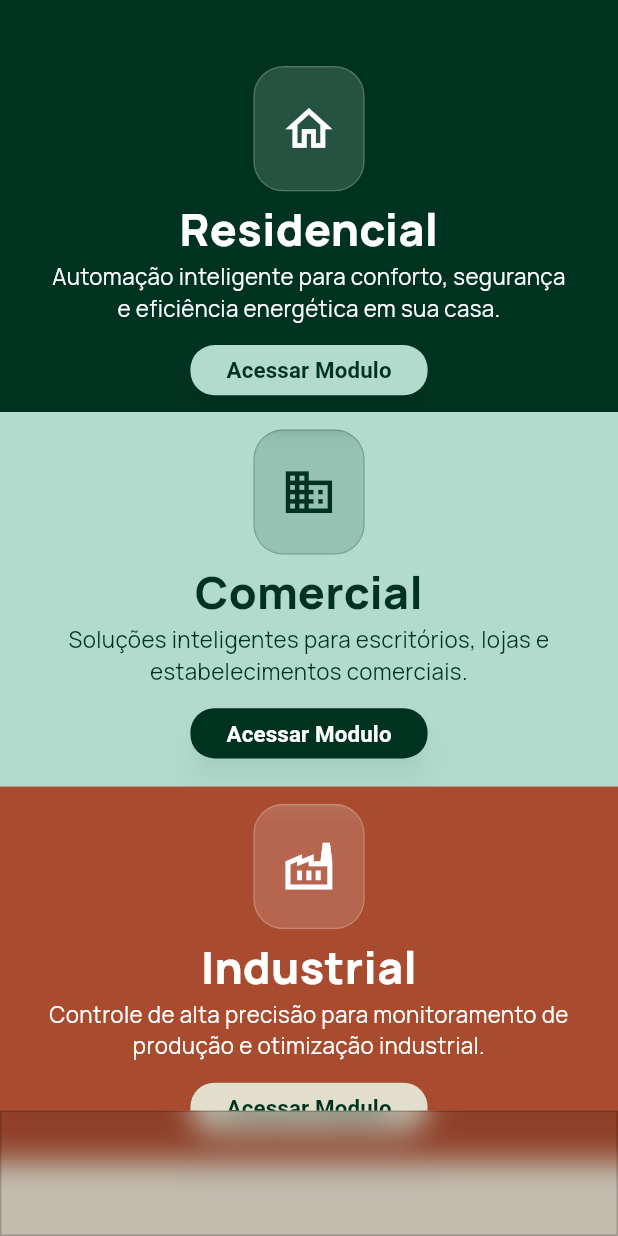
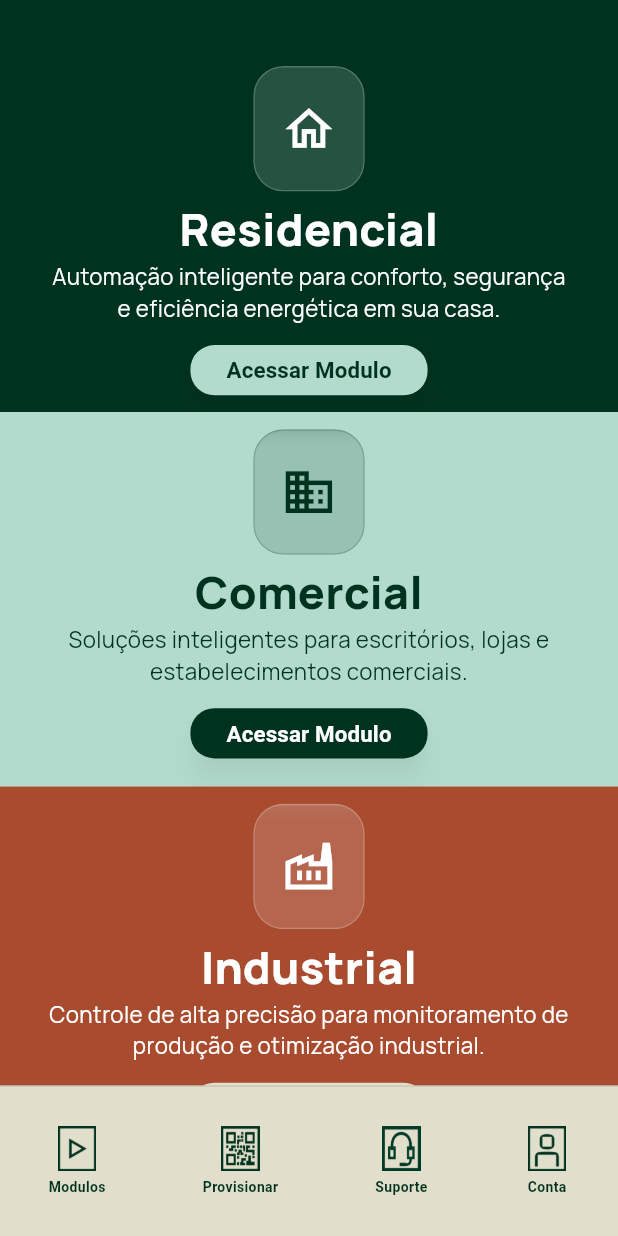
Before and after one commit to willianlunca/billhard_app_mobile, a Flutter app: the Modulos screen opened directly, on a phone screen of 412 x 824 dp. Run offline on Flutter 3.47's test engine with Material 3 defaults, Android fonts, the phone set to English and light mode, and no system bars; our stand-ins replace google_fonts, lottie, shared_preferences, supabase_flutter; missing offline and left inert: flutter_carplay; accounts and stored records are empty.

Commit message:
Contemplado a navbar na tela de modulos

```diff
--- a/lib/pages/modulos.dart
+++ b/lib/pages/modulos.dart
@@ -314,31 +314,147 @@ class _ModulosState extends State<Modulos> {
             left: 0,
             right: 0,
             bottom: 0,
-            child: ClipRRect(
-              child: BackdropFilter(
-                filter: ImageFilter.blur(sigmaX: 10, sigmaY: 10),
-                child: Container(
-                  width: ui.cardWidth * 0.20,
-                  height: ui.cardHeight * 0.25,
-                  decoration: BoxDecoration(
-                    color: Colors.black.withValues(alpha: 0.15),
-
-                    border: Border.all(
-                      color: Colors.black.withValues(alpha: 0.20),
-                      width: 1,
-                    ),
+            child: Container(
+              height: ui.cardHeight * 0.30,
+              decoration: BoxDecoration(
+                color: BillhardColors.bege,
+                border: Border(
+                  top: BorderSide(
+                    color: Colors.black.withValues(alpha: 0.10),
+                    width: 1,
                   ),
                 ),
               ),
+              child: Row(
+                mainAxisAlignment: MainAxisAlignment.spaceAround,
+                crossAxisAlignment: CrossAxisAlignment.center,
+                children: [
+                  InkWell(
+                    onTap: () {
+                      print('click');
+                    },
+                    child: Center(
+                      child: Column(
+                        mainAxisSize: MainAxisSize.min,
+                        mainAxisAlignment: MainAxisAlignment.center,
+                        children: [
+                          SizedBox(
+                            width: 30,
+                            height: 30,
+                            child: Image.asset(
+                              'assets/icon/PNG/billhard-live-1.png',
+                              fit: BoxFit.contain,
+                            ),
+                          ),
+                          const SizedBox(height: 4),
+                          Text(
+                            'Modulos',
+                            style: TextStyle(
+                              fontSize: ui.titleSize * 0.25,
+                              fontWeight: FontWeight.w700,
+                              color: BillhardColors.verdePrincipal,
+                            ),
+                          ),
+                        ],
+                      ),
+                    ),
+                  ),
+
+                  InkWell(
+                    onTap: () {
+                      print('click');
+                    },
+                    child: Center(
+                      child: Column(
+                        mainAxisSize: MainAxisSize.min,
+                        mainAxisAlignment: MainAxisAlignment.center,
+                        children: [
+                          SizedBox(
+                            width: 30,
+                            height: 30,
+                            child: Image.asset(
+                              'assets/icon/PNG/billhard-qrcode.png',
+                              fit: BoxFit.contain,
+                            ),
+                          ),
+                          const SizedBox(height: 4),
+                          Text(
+                            'Provisionar',
+                            style: TextStyle(
+                              fontSize: ui.titleSize * 0.25,
+                              fontWeight: FontWeight.w700,
+                              color: BillhardColors.verdePrincipal,
+                            ),
+                          ),
+                        ],
+                      ),
+                    ),
+                  ),
+
+                  InkWell(
+                    onTap: () {
+                      print('click');
+                    },
+                    child: Center(
+                      child: Column(
+                        mainAxisSize: MainAxisSize.min,
+                        mainAxisAlignment: MainAxisAlignment.center,
+                        children: [
+                          SizedBox(
+                            width: 30,
+                            height: 30,
+                            child: Image.asset(
+                              'assets/icon/PNG/billhard-suporte-1.png',
+                              fit: BoxFit.contain,
+                            ),
+                          ),
+                          const SizedBox(height: 4),
+                          Text(
+                            'Suporte',
+                            style: TextStyle(
+                              fontSize: ui.titleSize * 0.25,
+                              fontWeight: FontWeight.w700,
+                              color: BillhardColors.verdePrincipal,
+                            ),
+                          ),
+                        ],
+                      ),
+                    ),
+                  ),
+
+                  InkWell(
+                    onTap: () {
+                      print('click');
+                    },
+                    child: Center(
+                      child: Column(
+                        mainAxisSize: MainAxisSize.min,
+                        mainAxisAlignment: MainAxisAlignment.center,
+                        children: [
+                          SizedBox(
+                            width: 30,
+                            height: 30,
+                            child: Image.asset(
+                              'assets/icon/PNG/billhard-usuario-1.png',
+                              fit: BoxFit.contain,
+                            ),
+                          ),
+                          const SizedBox(height: 4),
+                          Text(
+                            'Conta',
+                            style: TextStyle(
+                              fontSize: ui.titleSize * 0.25,
+                              fontWeight: FontWeight.w700,
+                              color: BillhardColors.verdePrincipal,
+                            ),
+                          ),
+                        ],
+                      ),
+                    ),
+                  ),
+                ],
+              ),
             ),
-            /*Container(
-              width: double.infinity,
-              height: ui.cardHeight * 0.28,
-              decoration: BoxDecoration(
-                color: Colors.white,
-                //borderRadius: BorderRadius.circular(16),
-              ),
-            ),*/
           ),
         ],
       ),
--- a/pubspec.yaml
+++ b/pubspec.yaml
@@ -61,3 +61,4 @@ flutter:
     - assets/icon/icon_billhard.png
     - assets/animations/
     - assets/logo/
+    - assets/icon/PNG/
```
Also changed, not shown: assets/icon/PNG/billhard-qrcode-4.png (added), assets/icon/PNG/billhard-suporte-1.png (added), assets/icon/PNG/billhard-suporte1.png (added), assets/icon/PNG/billhard-suporte4.png (added), projetos_engenharia/projetos_flutter/billhard_app_mobile/projetos_engenharia/projetos_flutter/billhard_app_mobile/projetos_engenharia/projetos_flutter/billhard_app_mobile/assets/icon/billhard-qrcode-4.png (added), 1 other file.
